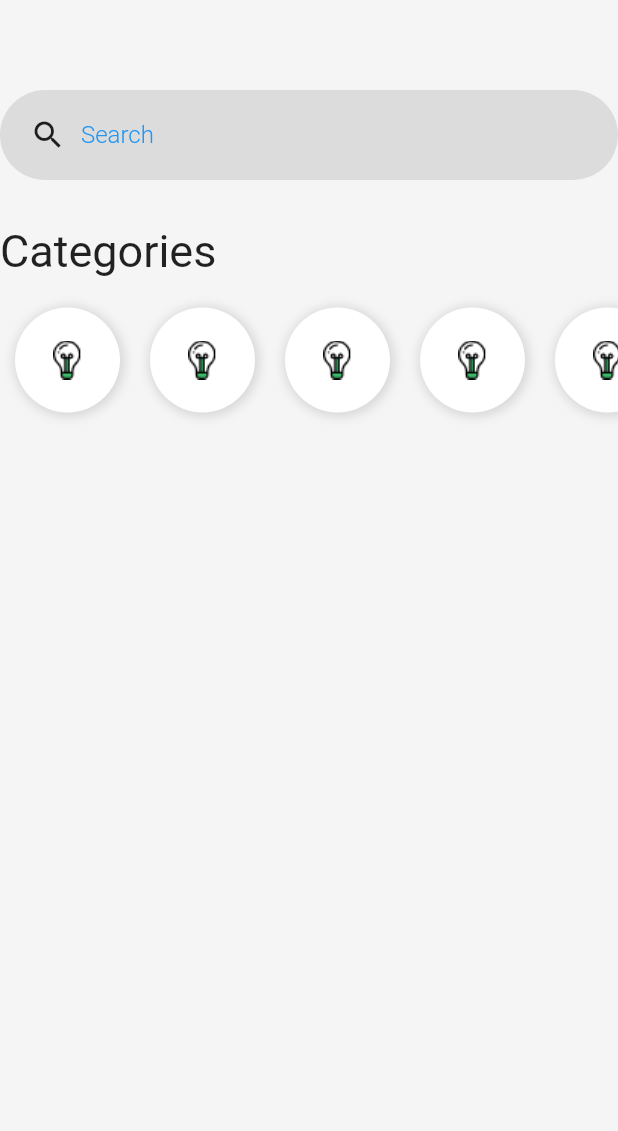
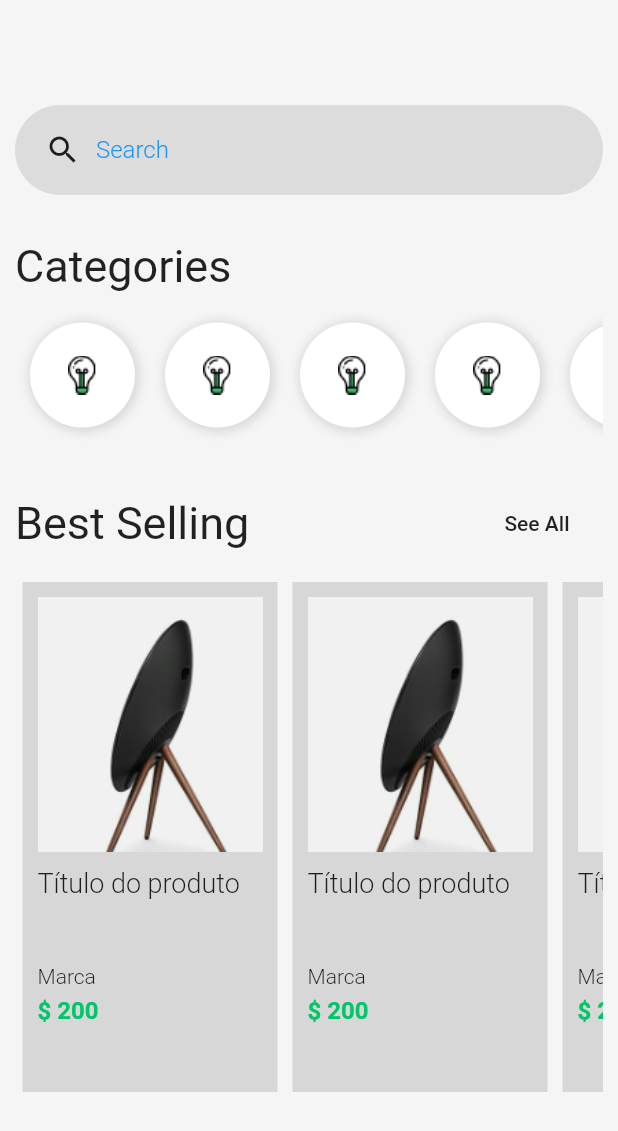
Before and after one commit to ohenriquemonte/layouts_flutter_baltaio, a Flutter app: the HomePage screen opened directly, on a phone screen of 412 x 824 dp. Shown: the top 1131 px of the screen. Run offline on Flutter 3.47's test engine with Material 2 defaults, Android fonts, the phone set to English and light mode, and no system bars.

Commit message:
Modulo 2 - Layouts - Tabs

```diff
--- a/lib/main.dart
+++ b/lib/main.dart
@@ -1,5 +1,5 @@
 import 'package:flutter/material.dart';
-import 'package:layouts_flutter/pages/login.page.dart';
+import 'package:layouts_flutter/pages/tabs.page.dart';
 
 void main() {
   runApp(const MyApp());
@@ -17,7 +17,7 @@ class MyApp extends StatelessWidget {
       theme: ThemeData(
         primarySwatch: Colors.blue,
       ),
-      home: const LoginPage(),
+      home: const DefaultTabController(length: 3, child: TabsPage()),
     );
   }
 }
--- a/lib/pages/home.page.dart
+++ b/lib/pages/home.page.dart
@@ -1,4 +1,7 @@
+// ignore_for_file: deprecated_member_use
+
 import 'package:flutter/material.dart';
+import 'package:layouts_flutter/pages/product.page.dart';
 
 class HomePage extends StatelessWidget {
   const HomePage({Key? key}) : super(key: key);
@@ -8,6 +11,7 @@ class HomePage extends StatelessWidget {
     return Scaffold(
       body: Container(
         color: const Color(0xFFF5F5F5),
+        padding: const EdgeInsets.all(10),
         child: Column(
           crossAxisAlignment: CrossAxisAlignment.stretch,
           children: [
@@ -21,9 +25,30 @@ class HomePage extends StatelessWidget {
               ),
             ),
             const SizedBox(height: 10),
-            Container(
+            SizedBox(
               height: 90,
               child: categoryList(),
+            ),
+            const SizedBox(height: 30),
+            Row(
+              mainAxisAlignment: MainAxisAlignment.spaceBetween,
+              children: [
+                const Text(
+                  'Best Selling',
+                  style: TextStyle(fontSize: 30),
+                ),
+                FlatButton(
+                  child: const Text('See All'),
+                  onPressed: () {},
+                ),
+              ],
+            ),
+            const SizedBox(
+              height: 10,
+            ),
+            SizedBox(
+              height: 350,
+              child: productList(context),
             ),
           ],
         ),
@@ -68,8 +93,8 @@ class HomePage extends StatelessWidget {
   }
 
   Widget categoryList() {
-    return Container(
-        width: 70,
+    return SizedBox(
+      //   width: 70,
       child: ListView(
         scrollDirection: Axis.horizontal,
         children: [
@@ -80,7 +105,8 @@ class HomePage extends StatelessWidget {
           categoryItem(),
           categoryItem(),
         ],
-        ));
+      ),
+    );
   }
 
   Widget categoryItem() {
@@ -106,4 +132,72 @@ class HomePage extends StatelessWidget {
       child: Image.asset('assets/Icon_Devices.png'),
     );
   }
+
+  Widget productList(BuildContext context) {
+    return SizedBox(
+      child: ListView(
+        scrollDirection: Axis.horizontal,
+        children: [
+          productItem(context),
+          productItem(context),
+          productItem(context),
+          productItem(context),
+          productItem(context),
+          productItem(context),
+        ],
+      ),
+    );
   }
+
+  Widget productItem(BuildContext context) {
+    return Container(
+      padding: const EdgeInsets.all(10),
+      margin: const EdgeInsets.all(5),
+      width: 170,
+      color: Colors.black12,
+      child: Column(
+        crossAxisAlignment: CrossAxisAlignment.start,
+        children: [
+          GestureDetector(
+            child: Image.asset(
+              'assets/product-1.png',
+              width: 170,
+              height: 170,
+              fit: BoxFit.cover,
+            ),
+            onTap: () {
+              Navigator.push(
+                context,
+                MaterialPageRoute(
+                  builder: (context) => const ProductPage(),
+                ),
+              );
+            },
+          ),
+          const SizedBox(height: 10),
+          const SizedBox(
+            height: 60,
+            child: Text(
+              'Título do produto',
+              style: TextStyle(fontSize: 18, fontWeight: FontWeight.w300),
+            ),
+          ),
+          const SizedBox(height: 5),
+          const Text(
+            'Marca',
+            style: TextStyle(fontSize: 14, fontWeight: FontWeight.w300),
+          ),
+          const SizedBox(height: 5),
+          const Text(
+            '\$ 200',
+            style: TextStyle(
+              fontSize: 16,
+              fontWeight: FontWeight.bold,
+              color: Color(0xFF00C569),
+            ),
+          ),
+        ],
+      ),
+    );
+  }
+}
```
Also changed, not shown: lib/pages/cart.page.dart (added, +158 -0 lines), lib/pages/login.page.dart (+1 -8 lines), lib/pages/product.page.dart (added, +60 -0 lines), lib/pages/tabs.page.dart (added, +33 -0 lines). Lines whose indentation alone changed are shown as unchanged.
